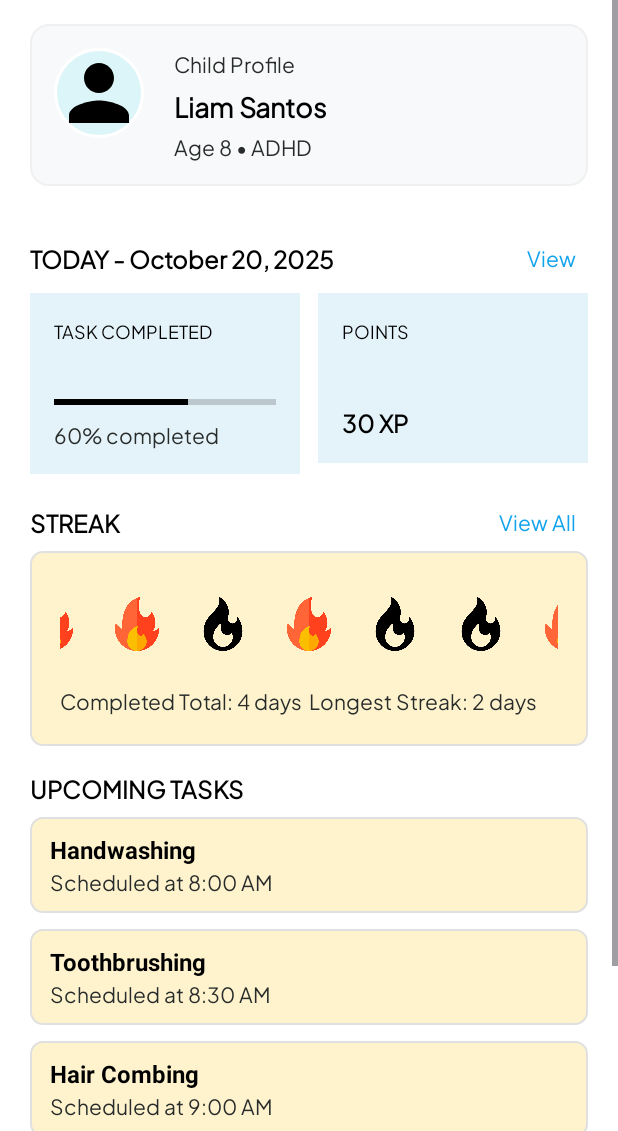
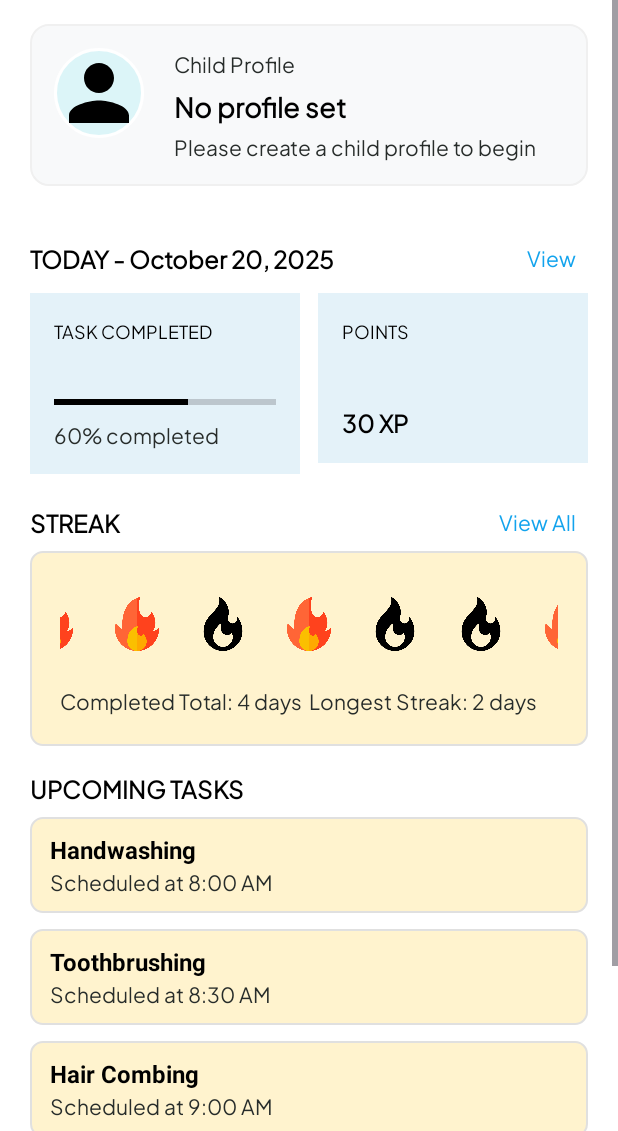
Before and after one commit to inigodraf/Hygiene-Buddy, an Android app: the HomeDashboardFragment screen opened directly, with no data from a screen before it, on a phone screen of 412 x 824 dp, the part 105-1236 px from its top. Run offline under Robolectric (Android 15) with nearby library versions, the phone set to English and light mode, and no system bars.

Commit message:
Updated ChildProfileSetupFragment and HomeDashboardFragment to load and display dynamic child profile info

```diff
--- a/app/src/main/java/com/example/hygienebuddy/HomeDashboardFragment.java
+++ b/app/src/main/java/com/example/hygienebuddy/HomeDashboardFragment.java
@@ -1,5 +1,7 @@
 package com.example.hygienebuddy;
 
+import android.content.Context;
+import android.content.SharedPreferences;
 import android.graphics.Typeface;
 import android.os.Bundle;
 import android.view.LayoutInflater;
@@ -65,7 +67,7 @@ public class HomeDashboardFragment extends Fragment {
 
         // Set up UI with placeholder (mock) data
         setTodayDate();
-        loadMockChildProfile();
+        loadChildProfile(); //Dynamic profile: name, age, conditions
         loadMockTaskProgress();
         loadMockStreakData();
         loadMockUpcomingTasks();
@@ -80,7 +82,6 @@ public class HomeDashboardFragment extends Fragment {
     public void onViewCreated(@NonNull View view, @Nullable Bundle savedInstanceState) {
         super.onViewCreated(view, savedInstanceState);
 
-        // ✅ Ensure navbar highlights correctly after layout is ready
         view.post(() -> BottomNavHelper.setupBottomNav(this, "home"));
     }
 
@@ -110,12 +111,6 @@ public class HomeDashboardFragment extends Fragment {
     private void setTodayDate() {
         String today = new SimpleDateFormat("MMMM dd, yyyy", Locale.getDefault()).format(new Date());
         tvTodayDate.setText("TODAY - " + today);
-    }
-
-    /** Mock: loads a child profile (replace later with DB data) */
-    private void loadMockChildProfile() {
-        tvChildName.setText("Liam Santos");
-        tvChildDetails.setText("Age 8 • ADHD");
     }
 
     /** Mock: loads example progress and points */
@@ -155,6 +150,30 @@ public class HomeDashboardFragment extends Fragment {
         tvLongestStreak.setText("Longest Streak: 2 days");
     }
 
+    private void loadChildProfile() {
+        SharedPreferences sharedPref = requireActivity().getSharedPreferences("ChildProfile", Context.MODE_PRIVATE);
+        String name = sharedPref.getString("child_name", null);
+        String age = sharedPref.getString("child_age", null);
+        String conditions = sharedPref.getString("child_conditions", null);
+
+        if (name != null && age != null) {
+            String formattedConditions = "";
+            if (conditions != null && !conditions.trim().isEmpty()) {
+                String[] conditionArray = conditions.trim().split("\\s+");
+                formattedConditions = String.join(", ", conditionArray);
+            } else {
+                formattedConditions = "No listed condition";
+            }
+
+            tvChildName.setText(name);
+            tvChildDetails.setText("Age " + age + " • " + formattedConditions);
+        } else {
+            tvChildName.setText("No profile set");
+            tvChildDetails.setText("Please create a child profile to begin");
+        }
+    }
+
+
     /** Mock: dynamically adds upcoming task cards */
     private void loadMockUpcomingTasks() {
         layoutUpcomingTasks.removeAllViews();
@@ -193,6 +212,7 @@ public class HomeDashboardFragment extends Fragment {
         }
     }
 
+
     /** Handles navigation and user clicks */
     private void setupListeners(View view) {
         ivReminder.setOnClickListener(v -> safeNavigate(R.id.fragmentTasks));
```
Also changed, not shown: app/src/main/java/com/example/hygienebuddy/ChildProfileSetupFragment.java (+18 -10 lines).
